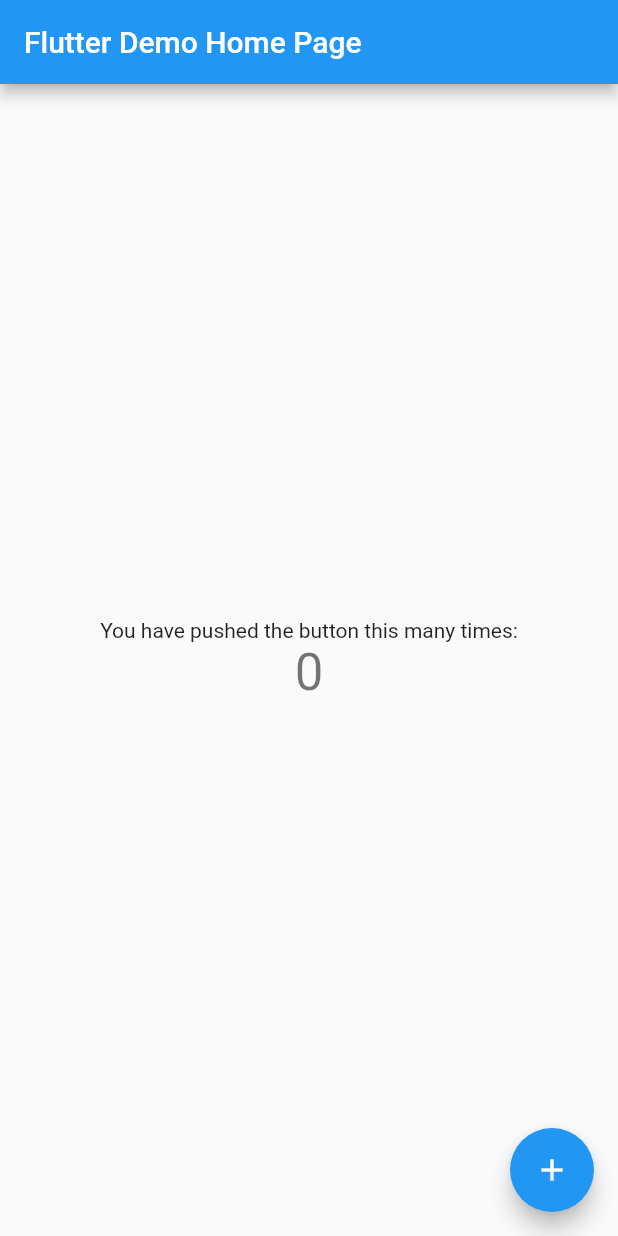
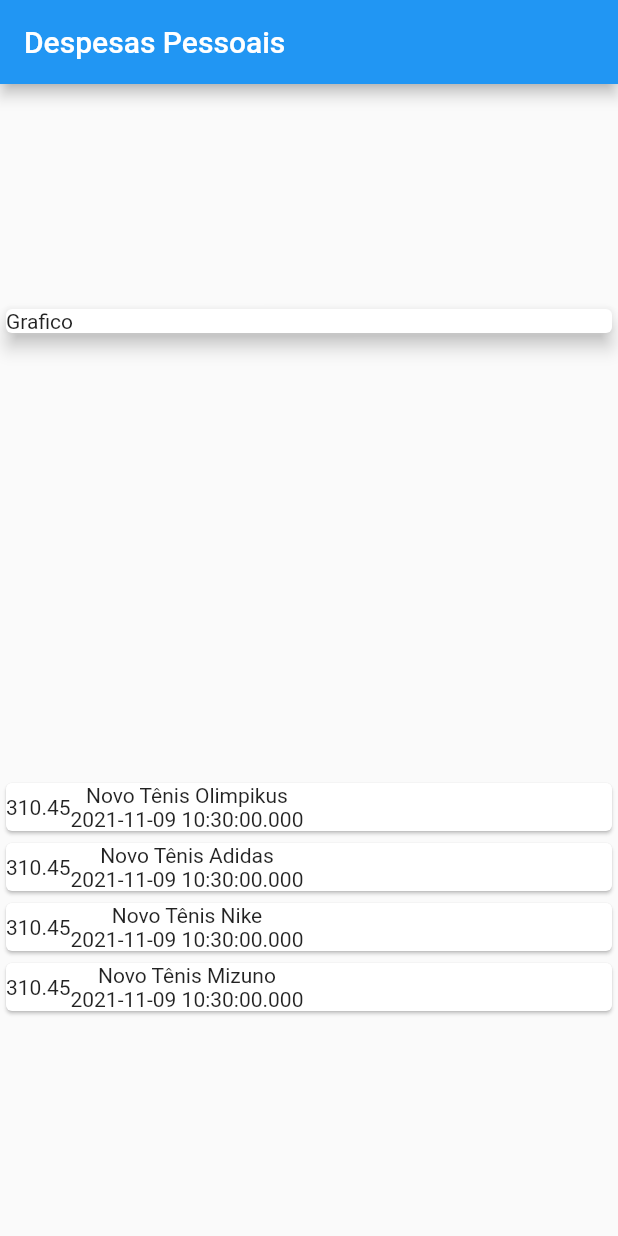
Before and after one commit to danielwaite6/DESPESAS_PESSOAIS, a Flutter app: the screen it shows after launch, on a phone screen of 412 x 824 dp. Run offline on Flutter 3.47's test engine with Material 2 defaults, Android fonts, the phone set to English and light mode, and no system bars.

Commit message:
first commit

```diff
--- a/lib/main.dart
+++ b/lib/main.dart
@@ -1,113 +1,91 @@
+import 'package:despesas_pessoais/models/transaction.dart';
 import 'package:flutter/material.dart';
 
-void main() {
-  runApp(MyApp());
+main() {
+  runApp(ExpensesApp());
 }
 
-class MyApp extends StatelessWidget {
-  // This widget is the root of your application.
+class ExpensesApp extends StatelessWidget {
+  const ExpensesApp({Key? key}) : super(key: key);
+
   @override
   Widget build(BuildContext context) {
     return MaterialApp(
-      title: 'Flutter Demo',
-      theme: ThemeData(
-        // This is the theme of your application.
-        //
-        // Try running your application with "flutter run". You'll see the
-        // application has a blue toolbar. Then, without quitting the app, try
-        // changing the primarySwatch below to Colors.green and then invoke
-        // "hot reload" (press "r" in the console where you ran "flutter run",
-        // or simply save your changes to "hot reload" in a Flutter IDE).
-        // Notice that the counter didn't reset back to zero; the application
-        // is not restarted.
-        primarySwatch: Colors.blue,
-      ),
-      home: MyHomePage(title: 'Flutter Demo Home Page'),
+      home: MyHomePage(),
     );
   }
 }
 
-class MyHomePage extends StatefulWidget {
-  MyHomePage({Key? key, this.title}) : super(key: key);
+class MyHomePage extends StatelessWidget {
+  final _transactions = [
+    Transaction(
+      id: 't1',
+      title: 'Novo Tênis Olimpikus',
+      value: 310.45,
+      date: DateTime.now(),
+    ),
+    Transaction(
+      id: 't2',
+      title: 'Novo Tênis Adidas',
+      value: 310.45,
+      date: DateTime.now(),
+    ),
+    Transaction(
+      id: 't3',
+      title: 'Novo Tênis Nike',
+      value: 310.45,
+      date: DateTime.now(),
+    ),
+    Transaction(
+      id: 't4',
+      title: 'Novo Tênis Mizuno',
+      value: 310.45,
+      date: DateTime.now(),
+    ),
+  ];
 
-  // This widget is the home page of your application. It is stateful, meaning
-  // that it has a State object (defined below) that contains fields that affect
-  // how it looks.
-
-  // This class is the configuration for the state. It holds the values (in this
-  // case the title) provided by the parent (in this case the App widget) and
-  // used by the build method of the State. Fields in a Widget subclass are
-  // always marked "final".
-
-  final String? title;
-
-  @override
-  _MyHomePageState createState() => _MyHomePageState();
-}
-
-class _MyHomePageState extends State<MyHomePage> {
-  int _counter = 0;
-
-  void _incrementCounter() {
-    setState(() {
-      // This call to setState tells the Flutter framework that something has
-      // changed in this State, which causes it to rerun the build method below
-      // so that the display can reflect the updated values. If we changed
-      // _counter without calling setState(), then the build method would not be
-      // called again, and so nothing would appear to happen.
-      _counter++;
-    });
-  }
+  MyHomePage({Key? key}) : super(key: key);
 
   @override
   Widget build(BuildContext context) {
-    // This method is rerun every time setState is called, for instance as done
-    // by the _incrementCounter method above.
-    //
-    // The Flutter framework has been optimized to make rerunning build methods
-    // fast, so that you can just rebuild anything that needs updating rather
-    // than having to individually change instances of widgets.
     return Scaffold(
-      appBar: AppBar(
-        // Here we take the value from the MyHomePage object that was created by
-        // the App.build method, and use it to set our appbar title.
-        title: Text(widget.title!),
-      ),
-      body: Center(
-        // Center is a layout widget. It takes a single child and positions it
-        // in the middle of the parent.
-        child: Column(
-          // Column is also a layout widget. It takes a list of children and
-          // arranges them vertically. By default, it sizes itself to fit its
-          // children horizontally, and tries to be as tall as its parent.
-          //
-          // Invoke "debug painting" (press "p" in the console, choose the
-          // "Toggle Debug Paint" action from the Flutter Inspector in Android
-          // Studio, or the "Toggle Debug Paint" command in Visual Studio Code)
-          // to see the wireframe for each widget.
-          //
-          // Column has various properties to control how it sizes itself and
-          // how it positions its children. Here we use mainAxisAlignment to
-          // center the children vertically; the main axis here is the vertical
-          // axis because Columns are vertical (the cross axis would be
-          // horizontal).
-          mainAxisAlignment: MainAxisAlignment.center,
-          children: <Widget>[
-            Text(
-              'You have pushed the button this many times:',
+        appBar: AppBar(
+          title: Text('Despesas Pessoais'),
+        ),
+        body: Column(
+          mainAxisAlignment: MainAxisAlignment.spaceAround,
+          crossAxisAlignment: CrossAxisAlignment.stretch,
+          children: [
+            Container(
+              child: Card(
+                child: Text('Grafico'),
+                elevation: 5,
+              ),
             ),
-            Text(
-              '$_counter',
-              style: Theme.of(context).textTheme.headline4,
-            ),
+            Column(
+              children: _transactions
+                  .map(
+                    (tr) => Card(
+                      child: Row(
+                        children: [
+                          Container(
+                            child: Text(
+                              tr.value.toString(),
+                            ),
+                          ),
+                          Column(
+                            children: [
+                              Text(tr.title),
+                              Text(tr.date.toString()),
+                            ],
+                          )
+                        ],
+                      ),
+                    ),
+                  )
+                  .toList(),
+            )
           ],
-        ),
-      ),
-      floatingActionButton: FloatingActionButton(
-        onPressed: _incrementCounter,
-        tooltip: 'Increment',
-        child: Icon(Icons.add),
-      ), // This trailing comma makes auto-formatting nicer for build methods.
-    );
+        ));
   }
 }
--- /dev/null
+++ b/lib/models/transaction.dart
@@ -0,0 +1,13 @@
+class Transaction {
+  final String id;
+  final String title;
+  final double value;
+  final DateTime date;
+
+  Transaction({
+    required this.id,
+    required this.title,
+    required this.value,
+    required this.date,
+  });
+}
```
Also changed, not shown: 1 other file.
